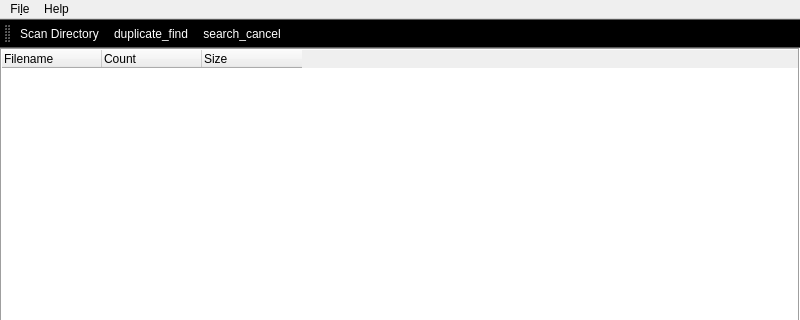
The window that mainwindow.ui (Ladisgin/dupl_search) describes before a commit, drawn with Qt 5; both pictures show x 0 to 800 and y 0 to 320 of the 800 by 616 pixel window.
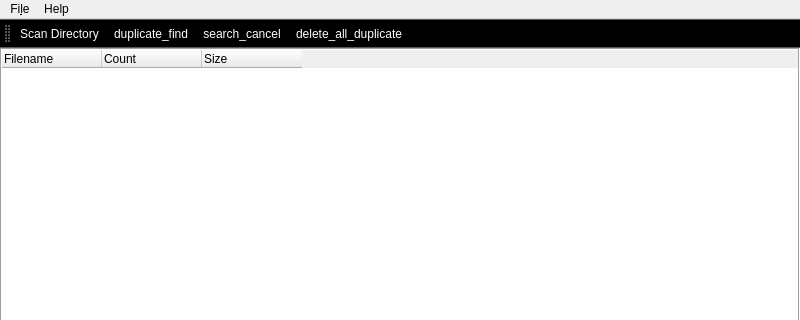
The same window after the commit.

Commit message: add new icons, fix progress bar, delete button

```diff
--- a/mainwindow.ui
+++ b/mainwindow.ui
@@ -576,6 +576,7 @@
    <addaction name="actionScan_Directory"/>
    <addaction name="action_duplicate_find"/>
    <addaction name="action_search_cancel"/>
+   <addaction name="action_delete_all_duplicate"/>
   </widget>
   <action name="actionScan_Directory">
    <property name="text">
@@ -605,6 +606,11 @@
     <string>search_cancel</string>
    </property>
   </action>
+  <action name="action_delete_all_duplicate">
+   <property name="text">
+    <string>&amp;delete_all_duplicate</string>
+   </property>
+  </action>
  </widget>
  <layoutdefault spacing="6" margin="11"/>
  <resources/>
```
Left out of the diff: 1 changed line with no effect on the pictures. The commit also changes 11 other files.
